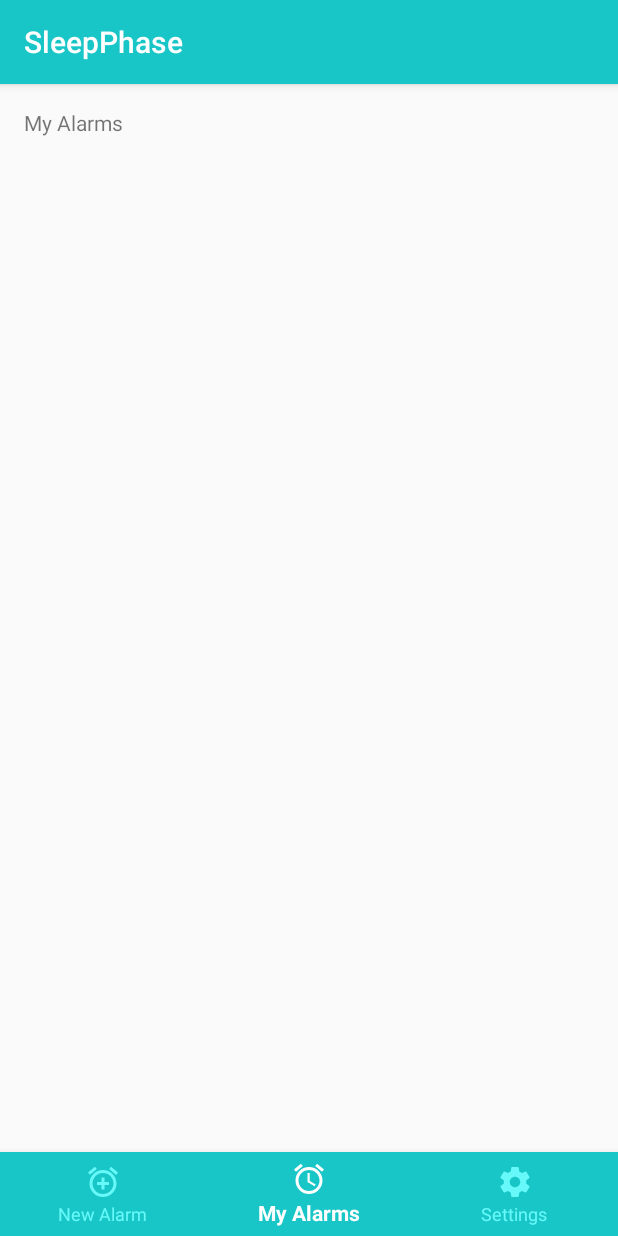
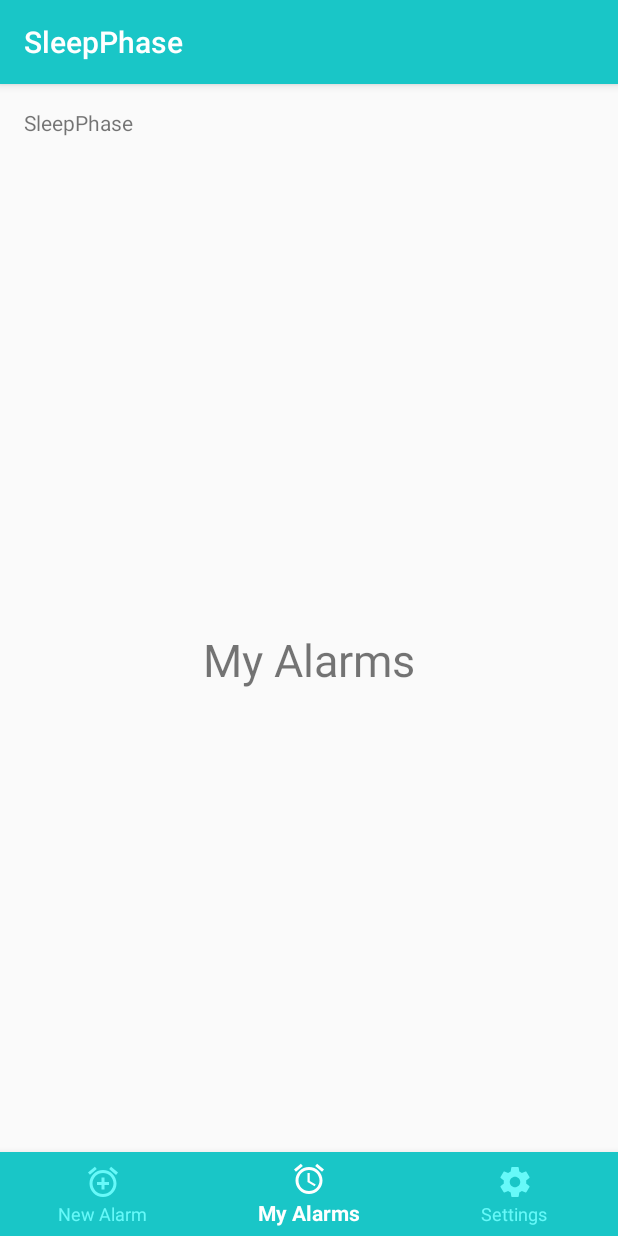
Before and after one commit to zex97/sleepphase, an Android app: the screen it shows after launch (MainActivity), item 2 of the bottom bar chosen, on a phone screen of 412 x 824 dp. Run offline under Robolectric (Android 15) with nearby library versions, the phone set to English and light mode, and no system bars.

Commit message:
Added fragments for each navigation option with swipe functionality.

```diff
--- a/app/build.gradle
+++ b/app/build.gradle
@@ -22,7 +22,8 @@ android {
 dependencies {
     implementation fileTree(dir: 'libs', include: ['*.jar'])
     implementation 'androidx.appcompat:appcompat:1.0.0-beta01'
-    implementation 'com.google.android.material:material:1.0.0-beta01'
+//    implementation 'com.google.android.material:material:1.0.0-beta01'
+    implementation 'com.google.android.material:material:1.0.0'
     implementation 'androidx.constraintlayout:constraintlayout:1.1.2'
     testImplementation 'junit:junit:4.12'
     androidTestImplementation 'androidx.test:runner:1.1.0-alpha4'
--- /dev/null
+++ b/app/src/main/java/com/mse/group1/sleepphase/Fragments/MyAlarmsFragment.java
@@ -0,0 +1,26 @@
+package com.mse.group1.sleepphase.Fragments;
+
+import android.os.Bundle;
+import android.view.LayoutInflater;
+import android.view.View;
+import android.view.ViewGroup;
+import androidx.fragment.app.Fragment;
+import com.mse.group1.sleepphase.R;
+
+
+public class MyAlarmsFragment extends Fragment {
+
+
+    public MyAlarmsFragment() {
+        // Required empty public constructor
+    }
+
+
+    @Override
+    public View onCreateView(LayoutInflater inflater, ViewGroup container,
+                             Bundle savedInstanceState) {
+        // Inflate the layout for this fragment
+        return inflater.inflate(R.layout.fragment_my_alarms, container, false);
+    }
+
+}
--- /dev/null
+++ b/app/src/main/java/com/mse/group1/sleepphase/Fragments/NewAlarmFragment.java
@@ -0,0 +1,26 @@
+package com.mse.group1.sleepphase.Fragments;
+
+import android.os.Bundle;
+import android.view.LayoutInflater;
+import android.view.View;
+import android.view.ViewGroup;
+import androidx.fragment.app.Fragment;
+import com.mse.group1.sleepphase.R;
+
+
+public class NewAlarmFragment extends Fragment {
+
+
+    public NewAlarmFragment() {
+        // Required empty public constructor
+    }
+
+
+    @Override
+    public View onCreateView(LayoutInflater inflater, ViewGroup container,
+                             Bundle savedInstanceState) {
+        // Inflate the layout for this fragment
+        return inflater.inflate(R.layout.fragment_new_alarm, container, false);
+    }
+
+}
--- /dev/null
+++ b/app/src/main/java/com/mse/group1/sleepphase/Fragments/SettingsFragment.java
@@ -0,0 +1,26 @@
+package com.mse.group1.sleepphase.Fragments;
+
+import android.os.Bundle;
+import android.view.LayoutInflater;
+import android.view.View;
+import android.view.ViewGroup;
+import androidx.fragment.app.Fragment;
+import com.mse.group1.sleepphase.R;
+
+
+public class SettingsFragment extends Fragment {
+
+
+    public SettingsFragment() {
+        // Required empty public constructor
+    }
+
+
+    @Override
+    public View onCreateView(LayoutInflater inflater, ViewGroup container,
+                             Bundle savedInstanceState) {
+        // Inflate the layout for this fragment
+        return inflater.inflate(R.layout.fragment_settings, container, false);
+    }
+
+}
--- a/app/src/main/java/com/mse/group1/sleepphase/MainActivity.java
+++ b/app/src/main/java/com/mse/group1/sleepphase/MainActivity.java
@@ -2,43 +2,109 @@ package com.mse.group1.sleepphase;
 
 import android.os.Bundle;
 import androidx.annotation.NonNull;
+import androidx.viewpager.widget.ViewPager;
 import com.google.android.material.bottomnavigation.BottomNavigationView;
 import androidx.appcompat.app.AppCompatActivity;
 import android.view.MenuItem;
 import android.widget.TextView;
+import com.mse.group1.sleepphase.Fragments.MyAlarmsFragment;
+import com.mse.group1.sleepphase.Fragments.NewAlarmFragment;
+import com.mse.group1.sleepphase.Fragments.SettingsFragment;
 
 public class MainActivity extends AppCompatActivity {
 
-    private TextView mTextMessage;
+    BottomNavigationView bottomNavigationView;
 
-    private BottomNavigationView.OnNavigationItemSelectedListener mOnNavigationItemSelectedListener
-            = new BottomNavigationView.OnNavigationItemSelectedListener() {
+    //This is our viewPager
+    private ViewPager viewPager;
 
-        @Override
-        public boolean onNavigationItemSelected(@NonNull MenuItem item) {
-            switch (item.getItemId()) {
-                case R.id.navigation_new_alarm:
-                    mTextMessage.setText(R.string.title_new_alarm);
-                    return true;
-                case R.id.navigation_my_alarms:
-                    mTextMessage.setText(R.string.title_my_alarms);
-                    return true;
-                case R.id.navigation_settings:
-                    mTextMessage.setText(R.string.title_settings);
-                    return true;
-            }
-            return false;
-        }
-    };
+
+    //Fragments
+
+    NewAlarmFragment newAlarmFragment;
+    MyAlarmsFragment myAlarmsFragment;
+    SettingsFragment settingsFragment;
+    MenuItem prevMenuItem;
 
     @Override
     protected void onCreate(Bundle savedInstanceState) {
         super.onCreate(savedInstanceState);
         setContentView(R.layout.activity_main);
 
-        mTextMessage = (TextView) findViewById(R.id.message);
-        BottomNavigationView navigation = (BottomNavigationView) findViewById(R.id.navigation);
-        navigation.setOnNavigationItemSelectedListener(mOnNavigationItemSelectedListener);
+        //Initializing viewPager
+        viewPager = (ViewPager) findViewById(R.id.viewpager);
+
+        //Initializing the bottomNavigationView
+        bottomNavigationView = (BottomNavigationView)findViewById(R.id.navigation);
+
+        bottomNavigationView.setOnNavigationItemSelectedListener(
+                new BottomNavigationView.OnNavigationItemSelectedListener() {
+                    @Override
+                    public boolean onNavigationItemSelected(@NonNull MenuItem item) {
+                        switch (item.getItemId()) {
+                            case R.id.navigation_new_alarm:
+                                viewPager.setCurrentItem(0);
+                                break;
+                            case R.id.navigation_my_alarms:
+                                viewPager.setCurrentItem(1);
+                                break;
+                            case R.id.navigation_settings:
+                                viewPager.setCurrentItem(2);
+                                break;
+                        }
+                        return false;
+                    }
+                });
+
+        viewPager.addOnPageChangeListener(new ViewPager.OnPageChangeListener() {
+            @Override
+            public void onPageScrolled(int position, float positionOffset, int positionOffsetPixels) {
+
+            }
+
+            @Override
+            public void onPageSelected(int position) {
+                if (prevMenuItem != null) {
+                    prevMenuItem.setChecked(false);
+                }
+                else
+                {
+                    bottomNavigationView.getMenu().getItem(0).setChecked(false);
+                }
+                bottomNavigationView.getMenu().getItem(position).setChecked(true);
+                prevMenuItem = bottomNavigationView.getMenu().getItem(position);
+
+            }
+
+            @Override
+            public void onPageScrollStateChanged(int state) {
+
+            }
+        });
+
+       /*  //Disable ViewPager Swipe
+       viewPager.setOnTouchListener(new View.OnTouchListener()
+        {
+            @Override
+            public boolean onTouch(View v, MotionEvent event)
+            {
+                return true;
+            }
+        });
+        */
+
+        setupViewPager(viewPager);
+    }
+
+    private void setupViewPager(ViewPager viewPager) {
+        ViewPagerAdapter adapter = new ViewPagerAdapter(getSupportFragmentManager());
+        newAlarmFragment = new NewAlarmFragment();
+        myAlarmsFragment = new MyAlarmsFragment();
+        settingsFragment = new SettingsFragment();
+        adapter.addFragment(newAlarmFragment);
+        adapter.addFragment(myAlarmsFragment);
+        adapter.addFragment(settingsFragment);
+        viewPager.setAdapter(adapter);
     }
 
 }
--- /dev/null
+++ b/app/src/main/java/com/mse/group1/sleepphase/ViewPagerAdapter.java
@@ -0,0 +1,30 @@
+package com.mse.group1.sleepphase;
+
+import androidx.fragment.app.Fragment;
+import androidx.fragment.app.FragmentManager;
+import androidx.fragment.app.FragmentPagerAdapter;
+
+import java.util.ArrayList;
+import java.util.List;
+
+public class ViewPagerAdapter extends FragmentPagerAdapter {
+    private final List<Fragment> mFragmentList = new ArrayList<>();
+
+    public ViewPagerAdapter(FragmentManager manager) {
+        super(manager);
+    }
+    @Override
+    public Fragment getItem(int position) {
+        return mFragmentList.get(position);
+    }
+
+    @Override
+    public int getCount() {
+        return mFragmentList.size();
+    }
+
+    public void addFragment(Fragment fragment) {
+        mFragmentList.add(fragment);
+    }
+
+}
--- a/app/src/main/res/layout/activity_main.xml
+++ b/app/src/main/res/layout/activity_main.xml
@@ -32,4 +32,12 @@
             app:menu="@menu/navigation"
             app:itemBackground="@color/colorPrimary"/>
 
+    <androidx.viewpager.widget.ViewPager
+            android:id="@+id/viewpager"
+            android:layout_width="match_parent"
+            android:layout_height="match_parent"
+            android:layout_above="@+id/navigation"
+            android:layout_alignParentTop="true"
+            app:layout_behavior="@string/appbar_scrolling_view_behavior" />
+
 </androidx.constraintlayout.widget.ConstraintLayout>
--- /dev/null
+++ b/app/src/main/res/layout/fragment_my_alarms.xml
@@ -0,0 +1,15 @@
+<RelativeLayout xmlns:android="http://schemas.android.com/apk/res/android"
+                xmlns:tools="http://schemas.android.com/tools"
+                android:layout_width="match_parent"
+                android:layout_height="match_parent"
+                tools:context=".Fragments.MyAlarmsFragment">
+
+    <!-- TODO: Update blank fragment layout -->
+    <TextView
+            android:layout_width="wrap_content"
+            android:layout_height="wrap_content"
+            android:layout_centerInParent="true"
+            android:text="@string/title_my_alarms"
+            android:textSize="30sp" />
+
+</RelativeLayout>
--- /dev/null
+++ b/app/src/main/res/layout/fragment_new_alarm.xml
@@ -0,0 +1,16 @@
+<?xml version="1.0" encoding="utf-8"?>
+<RelativeLayout xmlns:android="http://schemas.android.com/apk/res/android"
+                xmlns:tools="http://schemas.android.com/tools"
+                android:layout_width="match_parent"
+                android:layout_height="match_parent"
+                tools:context=".Fragments.NewAlarmFragment">
+
+    <!-- TODO: Update blank fragment layout -->
+    <TextView
+            android:layout_width="wrap_content"
+            android:layout_height="wrap_content"
+            android:layout_centerInParent="true"
+            android:text="@string/title_new_alarm"
+            android:textSize="30sp" />
+
+</RelativeLayout>
--- /dev/null
+++ b/app/src/main/res/layout/fragment_settings.xml
@@ -0,0 +1,16 @@
+<?xml version="1.0" encoding="utf-8"?>
+<RelativeLayout xmlns:android="http://schemas.android.com/apk/res/android"
+                xmlns:tools="http://schemas.android.com/tools"
+                android:layout_width="match_parent"
+                android:layout_height="match_parent"
+                tools:context=".Fragments.SettingsFragment">
+
+    <!-- TODO: Update blank fragment layout -->
+    <TextView
+            android:layout_width="wrap_content"
+            android:layout_height="wrap_content"
+            android:layout_centerInParent="true"
+            android:text="@string/title_settings"
+            android:textSize="30sp" />
+
+</RelativeLayout>
```
